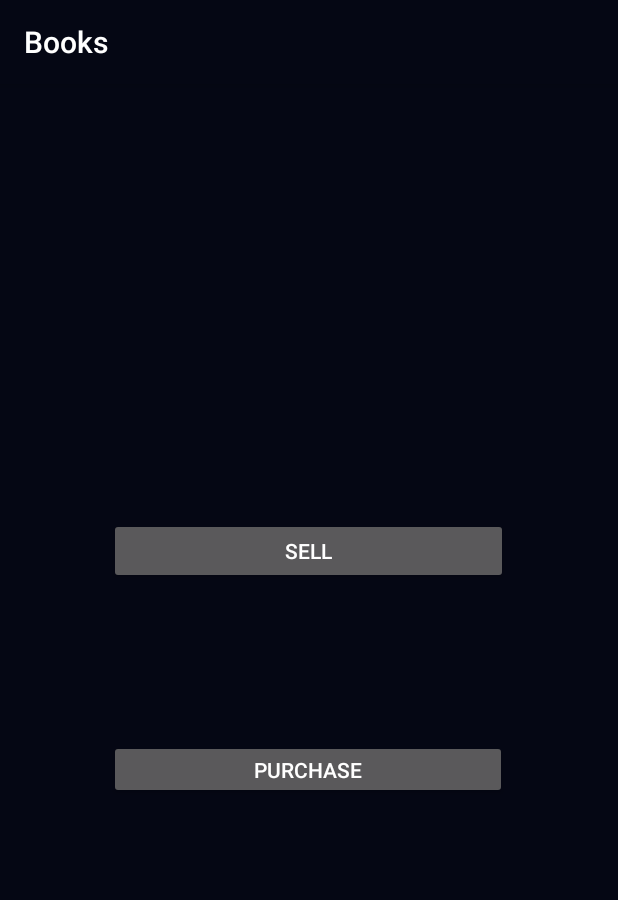
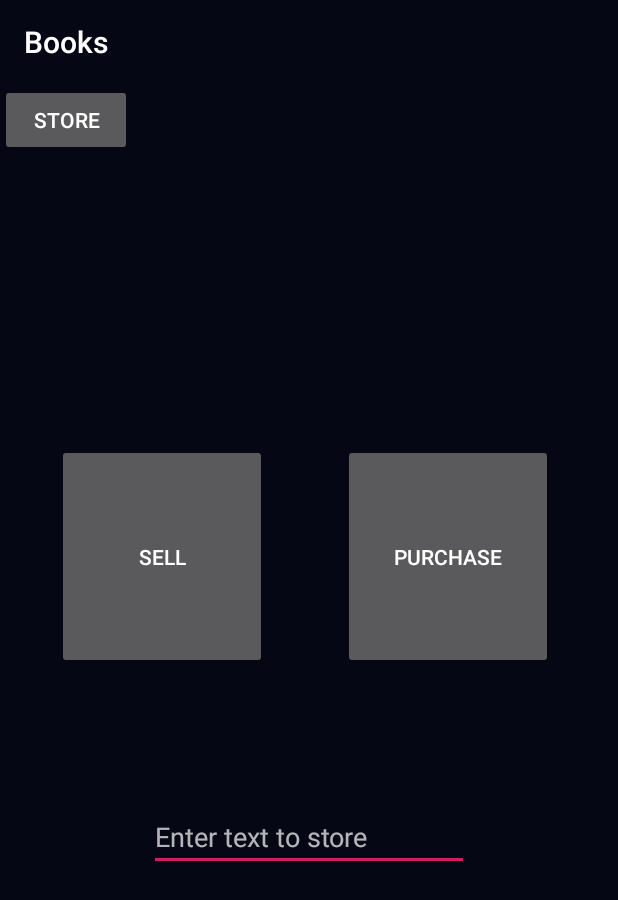
Before and after one commit to ajinkya48765/Book-It, an Android app: the sell_purchase_window screen opened directly, with no data from a screen before it, on a phone screen of 412 x 824 dp. Shown: the top 900 px of the screen. Run offline under Robolectric (Android 15) with nearby library versions, the phone set to English and light mode, and no system bars; our stand-ins replace Firebase (no records; nobody signed in at launch, a user with empty details on screens opened directly).

Commit message:
Database related work done; now we are able to store name, email and phone number of user:

```diff
--- a/app/build.gradle
+++ b/app/build.gradle
@@ -1,4 +1,5 @@
 apply plugin: 'com.android.application'
+apply plugin: 'com.google.gms.google-services'
 
 android {
     compileSdkVersion 29
@@ -30,7 +31,7 @@ dependencies {
     implementation 'androidx.lifecycle:lifecycle-extensions:2.1.0'
     implementation 'com.google.firebase:firebase-database:19.2.0'
 
-    implementation 'com.google.firebase:firebase-database:16.0.4'
+    implementation 'com.google.firebase:firebase-database:19.2.0'
     testImplementation 'junit:junit:4.12'
     androidTestImplementation 'androidx.test.ext:junit:1.1.1'
     androidTestImplementation 'androidx.test.espresso:espresso-core:3.2.0'
--- a/app/src/main/java/com/example/books/sell_purchase_window.java
+++ b/app/src/main/java/com/example/books/sell_purchase_window.java
@@ -5,13 +5,29 @@ import androidx.appcompat.app.AppCompatActivity;
 import android.content.Intent;
 import android.os.Bundle;
 import android.view.View;
+import android.widget.Button;
+import android.widget.EditText;
+
+import com.google.firebase.auth.FirebaseAuth;
+import com.google.firebase.database.FirebaseDatabase;
 
 public class sell_purchase_window extends AppCompatActivity {
+
+    EditText test;
+    Button store;
+
+
+
+    public String text;
 
     @Override
     protected void onCreate(Bundle savedInstanceState) {
         super.onCreate(savedInstanceState);
         setContentView(R.layout.activity_sell_purchase_window);
+
+        test=findViewById(R.id.testbox);
+        store=findViewById(R.id.button2);
+
 
 
     }
@@ -26,4 +42,12 @@ public class sell_purchase_window extends AppCompatActivity {
         Intent intent=new Intent(this,purchase.class);
         startActivity(intent);
     }
+
+    public void list(View view) {
+
+        text=test.getText().toString();
+
+        FirebaseDatabase.getInstance().getReference("info").child(FirebaseAuth.getInstance().getCurrentUser()
+                .getUid()).child("New :").setValue(text);
+    }
 }
--- a/app/src/main/res/layout/activity_sell_purchase_window.xml
+++ b/app/src/main/res/layout/activity_sell_purchase_window.xml
@@ -2,6 +2,7 @@
 <androidx.constraintlayout.widget.ConstraintLayout xmlns:android="http://schemas.android.com/apk/res/android"
     xmlns:app="http://schemas.android.com/apk/res-auto"
     xmlns:tools="http://schemas.android.com/tools"
+    android:id="@+id/store"
     android:layout_width="match_parent"
     android:layout_height="match_parent"
     android:background="#050714"
@@ -10,34 +11,55 @@
 
     <Button
         android:id="@+id/Sell"
-        android:layout_width="266dp"
-        android:layout_height="44dp"
+        android:layout_width="140dp"
+        android:layout_height="150dp"
         android:onClick="FSell"
         android:text="@string/sell"
+        app:layout_constraintBottom_toBottomOf="parent"
+
         app:layout_constraintCircleRadius="@dimen/cardview_default_radius"
-        app:layout_constraintBottom_toBottomOf="parent"
-        app:layout_constraintHorizontal_bias="0.496"
-        app:layout_constraintLeft_toLeftOf="parent"
-        app:layout_constraintRight_toRightOf="parent"
+        app:layout_constraintEnd_toEndOf="parent"
+        app:layout_constraintHorizontal_bias="0.14"
+        app:layout_constraintStart_toStartOf="parent"
         app:layout_constraintTop_toTopOf="parent"
-        app:layout_constraintVertical_bias="0.40"
-
-        />
+        app:layout_constraintVertical_bias="0.388" />
 
     <Button
         android:id="@+id/Purchase"
-        android:layout_width="265dp"
-        android:layout_height="39dp"
+        android:layout_width="140dp"
+        android:layout_height="150dp"
         android:onClick="FPurchase"
         android:text="@string/purchase"
-        app:layout_constraintBottom_toBottomOf="parent"
-        app:layout_constraintHorizontal_bias="0.496"
-        app:layout_constraintLeft_toLeftOf="parent"
-        app:layout_constraintRight_toRightOf="parent"
-        app:layout_constraintTop_toTopOf="parent"
 
 
-        app:layout_constraintVertical_bias="0.6"
+        app:layout_constraintBottom_toBottomOf="parent"
+        app:layout_constraintEnd_toEndOf="parent"
+        app:layout_constraintHorizontal_bias="0.841"
+        app:layout_constraintStart_toStartOf="parent"
+        app:layout_constraintTop_toTopOf="parent"
+        app:layout_constraintVertical_bias="0.388"
         tools:ignore="OnClick" />
 
+    <EditText
+        android:id="@+id/testbox"
+        android:layout_width="wrap_content"
+        android:layout_height="wrap_content"
+        android:ems="10"
+        android:hint="Enter text to store"
+        android:inputType="textPersonName"
+        app:layout_constraintBottom_toBottomOf="parent"
+        app:layout_constraintEnd_toEndOf="parent"
+        app:layout_constraintStart_toStartOf="parent"
+        app:layout_constraintTop_toTopOf="parent"
+        app:layout_constraintVertical_bias="0.663" />
+
+    <Button
+        android:id="@+id/button2"
+        android:layout_width="wrap_content"
+        android:layout_height="wrap_content"
+        android:text="store"
+        tools:layout_editor_absoluteX="159dp"
+        tools:layout_editor_absoluteY="523dp"
+        android:onClick="list"/>
+
 </androidx.constraintlayout.widget.ConstraintLayout>
```
Also changed, not shown: app/src/main/java/com/example/books/signup_auth.java (+43 -20 lines), app/src/main/res/layout/activity_signup_auth.xml (+43 -23 lines), 1 other file.
